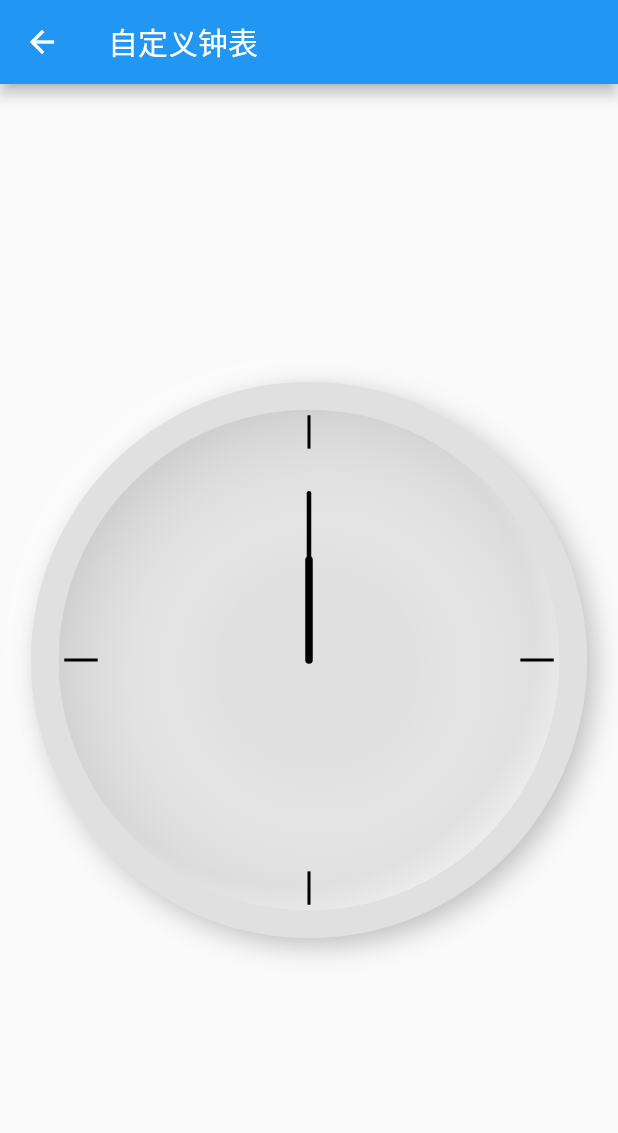
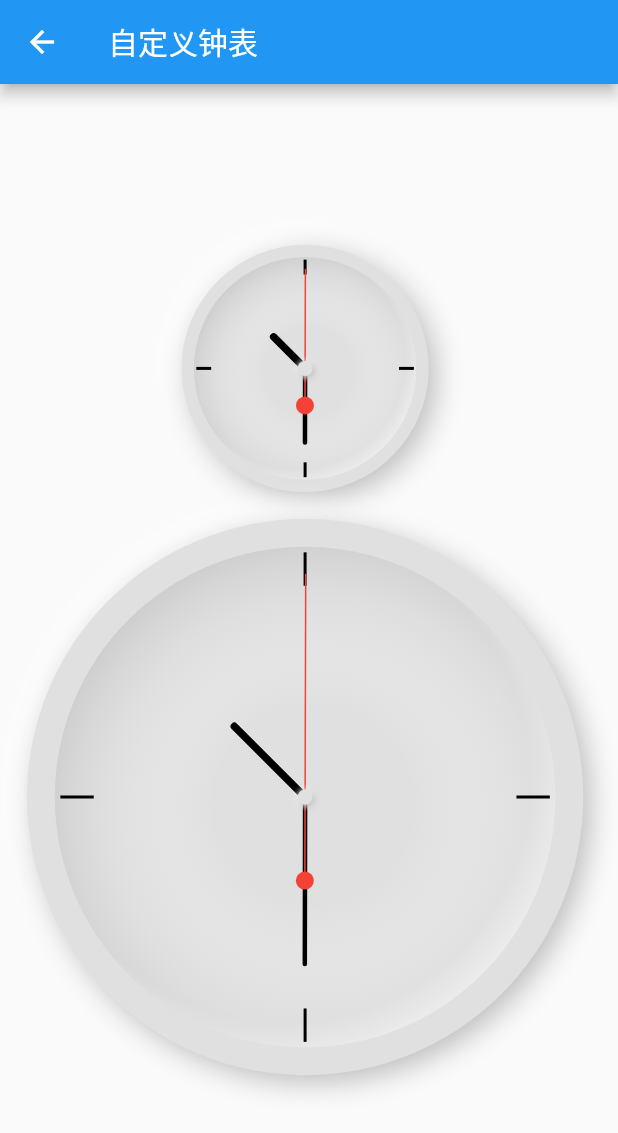
Before and after one commit to zishabei/flutter_repository, a Flutter app: the screen it shows after launch, after a tap on "自定义钟表", on a phone screen of 412 x 824 dp. Shown: the top 1133 px of the screen. Run offline on Flutter 3.47's test engine with Material 2 defaults, Android fonts, the light colour scheme and no system bars; our stand-ins replace camera, flutter_hooks, hooks_riverpod, video_player; missing offline and left inert: wechat_assets_picker.

Commit message:
clock开发（2）

```diff
--- /dev/null
+++ b/lib/example/clock/components/clock_center.dart
@@ -0,0 +1,24 @@
+import 'package:flutter/material.dart';
+
+class ClockCenter extends StatelessWidget {
+  const ClockCenter({Key? key}) : super(key: key);
+
+  @override
+  Widget build(BuildContext context) {
+    return Container(
+      width: 10,
+      height: 10,
+      decoration: BoxDecoration(
+          shape: BoxShape.circle,
+          color: Colors.grey[300],
+          boxShadow: [
+            const BoxShadow(
+                color: Colors.white, offset: Offset(0, 0), blurRadius: 3.0),
+            BoxShadow(
+                color: Colors.grey[400]!,
+                offset: const Offset(1.5, 1.5),
+                blurRadius: 3.0),
+          ]),
+    );
+  }
+}
--- a/lib/example/clock/components/clock_hand.dart
+++ b/lib/example/clock/components/clock_hand.dart
@@ -1,3 +1,5 @@
+import 'dart:math';
+
 import 'package:flutter/material.dart';
 
 enum ClockHandType { hour, minute }
@@ -25,9 +27,20 @@ class ClockHand extends StatelessWidget {
 
   @override
   Widget build(BuildContext context) {
-    return CustomPaint(
-      size: clockSize,
-      painter: ClockHandPainter(clockHandType: clockHandType),
+    double endAngle;
+    if (clockHandType == ClockHandType.hour) {
+      endAngle = 2 * pi / 12 * ((hour * 3600 + minute * 60 + second) / 3600);
+    } else {
+      endAngle = 2 * pi / 60 * ((minute * 60 + second) / 60);
+    }
+
+    // Transform.rotate旋转组件
+    return Transform.rotate(
+      angle: endAngle,
+      child: CustomPaint(
+        size: clockSize,
+        painter: ClockHandPainter(clockHandType: clockHandType),
+      ),
     );
   }
 }
--- /dev/null
+++ b/lib/example/clock/components/clock_hand_second.dart
@@ -0,0 +1,75 @@
+import 'dart:math';
+
+import 'package:flutter/material.dart';
+
+class ClockHandSecond extends StatelessWidget {
+  final Size clockSize;
+  final int second;
+
+  const ClockHandSecond(
+      {Key? key, required this.clockSize, required this.second})
+      : super(key: key);
+
+  @override
+  Widget build(BuildContext context) {
+    final beginAngle = 2 * pi / 60 * (second - 1);
+    final endAngle = 2 * pi / 60 * second;
+
+    // if (second == 0) {
+    //   return TweenAnimationBuilder<double>(
+    //     key: const ValueKey("prevent overlap"),
+    //     duration: const Duration(milliseconds: 300),
+    //     curve: Curves.easeInQuint,
+    //     tween: Tween<double>(begin: beginAngle, end: endAngle),
+    //     builder: (context, anim, child) {
+    //       return Transform.rotate(
+    //         angle: anim,
+    //         child: CustomPaint(
+    //           size: clockSize,
+    //           painter: SecondHandPainter(),
+    //         ),
+    //       );
+    //     },
+    //   );
+    // }
+
+    return TweenAnimationBuilder<double>(
+      key: UniqueKey(),
+      duration: const Duration(milliseconds: 300),
+      curve: Curves.easeInQuint,
+      tween: Tween<double>(begin: beginAngle, end: endAngle),
+      builder: (context, anim, child) {
+        return Transform.rotate(
+          angle: anim,
+          child: CustomPaint(
+            size: clockSize,
+            painter: SecondHandPainter(),
+          ),
+        );
+      },
+    );
+  }
+}
+
+class SecondHandPainter extends CustomPainter {
+  @override
+  void paint(Canvas canvas, Size size) {
+    final paint = Paint()
+      ..color = Colors.red
+      ..strokeWidth = 1
+      ..strokeCap = StrokeCap.round;
+    canvas.drawLine(Offset(size.width / 2, size.height * 0.65),
+        Offset(size.width / 2, size.height * 0.1), paint);
+
+    final circlePaint = Paint()
+      ..color = Colors.red
+      ..style = PaintingStyle.fill;
+    canvas.drawCircle(
+        Offset(size.width / 2, size.height * 0.65), 6.0, circlePaint);
+  }
+
+  @override
+  bool shouldRepaint(covariant CustomPainter oldDelegate) {
+    return true;
+  }
+}
--- a/lib/example/clock/components/clock_panel.dart
+++ b/lib/example/clock/components/clock_panel.dart
@@ -1,8 +1,13 @@
 import 'package:flutter/material.dart';
+import 'package:flutter_project/example/clock/components/clock_center.dart';
 import 'package:flutter_project/example/clock/components/clock_hand.dart';
+import 'package:flutter_project/example/clock/components/clock_hand_second.dart';
 
 class ClockPanel extends StatelessWidget {
-  const ClockPanel({Key? key, required this.size}) : super(key: key);
+  final DateTime now;
+
+  const ClockPanel({Key? key, required this.size, required this.now})
+      : super(key: key);
 
   final Size size;
 
@@ -70,7 +75,6 @@ class ClockPanel extends StatelessWidget {
 
   @override
   Widget build(BuildContext context) {
-    final now = DateTime.now();
     return Stack(
       alignment: Alignment.center,
       children: [
@@ -89,6 +93,8 @@ class ClockPanel extends StatelessWidget {
             hour: now.hour,
             minute: now.minute,
             second: now.second),
+        ClockHandSecond(clockSize: size, second: now.second),
+        const ClockCenter()
       ],
     );
   }
--- a/lib/example/clock/custom_clock.dart
+++ b/lib/example/clock/custom_clock.dart
@@ -1,3 +1,5 @@
+import 'dart:async';
+
 import 'package:flutter/material.dart';
 import 'package:flutter_project/example/clock/components/clock_panel.dart';
 
@@ -15,6 +17,19 @@ class CustomClock extends StatefulWidget {
 }
 
 class _CustomClockState extends State<CustomClock> {
+  DateTime now = DateTime.now();
+  late Timer timer;
+
+  @override
+  void initState() {
+    super.initState();
+    timer = Timer.periodic(const Duration(seconds: 1), (timer) {
+      setState(() {
+        now = DateTime.now();
+      });
+    });
+  }
+
   @override
   Widget build(BuildContext context) {
     final screenWidth = MediaQuery.of(context).size.width;
@@ -22,12 +37,24 @@ class _CustomClockState extends State<CustomClock> {
       appBar: AppBar(
         title: const Text('自定义钟表'),
       ),
-      body: Center(
-        child: Stack(alignment: Alignment.center, children: [
-          ClockPanel(
-            size: Size(screenWidth * 0.9, screenWidth * 0.9),
-          ),
-        ]),
+      body: Padding(
+        padding: const EdgeInsets.all(18.0),
+        child: Column(
+          mainAxisAlignment: MainAxisAlignment.center,
+          children: [
+            ClockPanel(
+              now: now,
+              size: Size(screenWidth * 0.4, screenWidth * 0.4),
+            ),
+            const SizedBox(
+              height: 18,
+            ),
+            ClockPanel(
+              now: now,
+              size: Size(screenWidth * 0.9, screenWidth * 0.9),
+            ),
+          ],
+        ),
       ),
     );
   }
```
